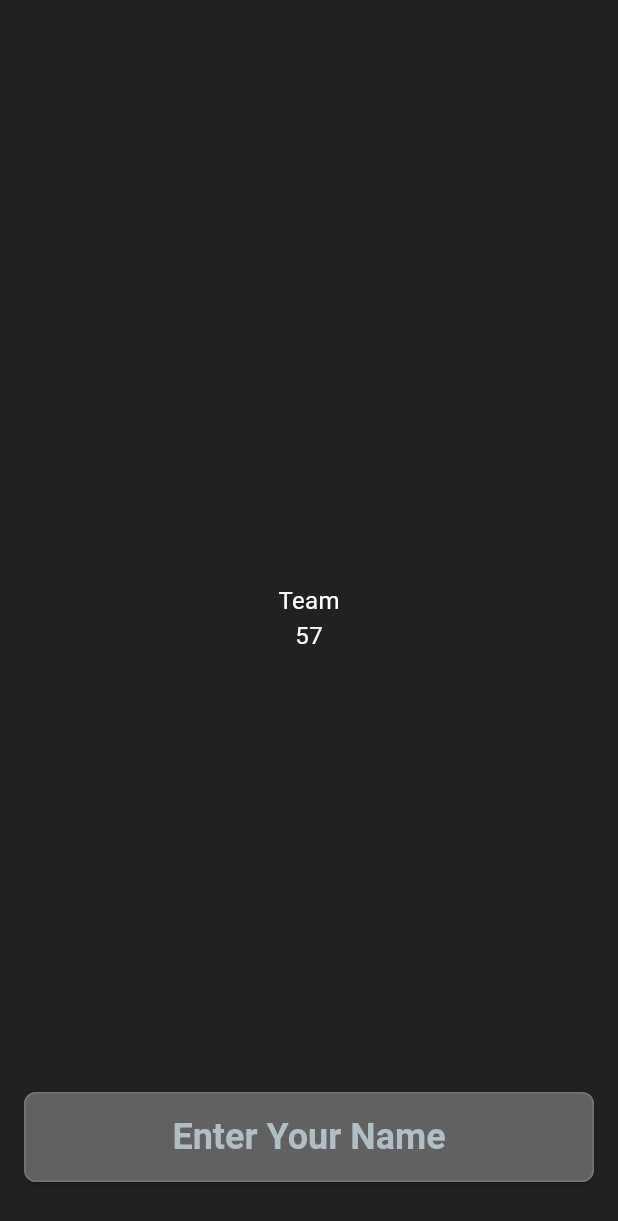
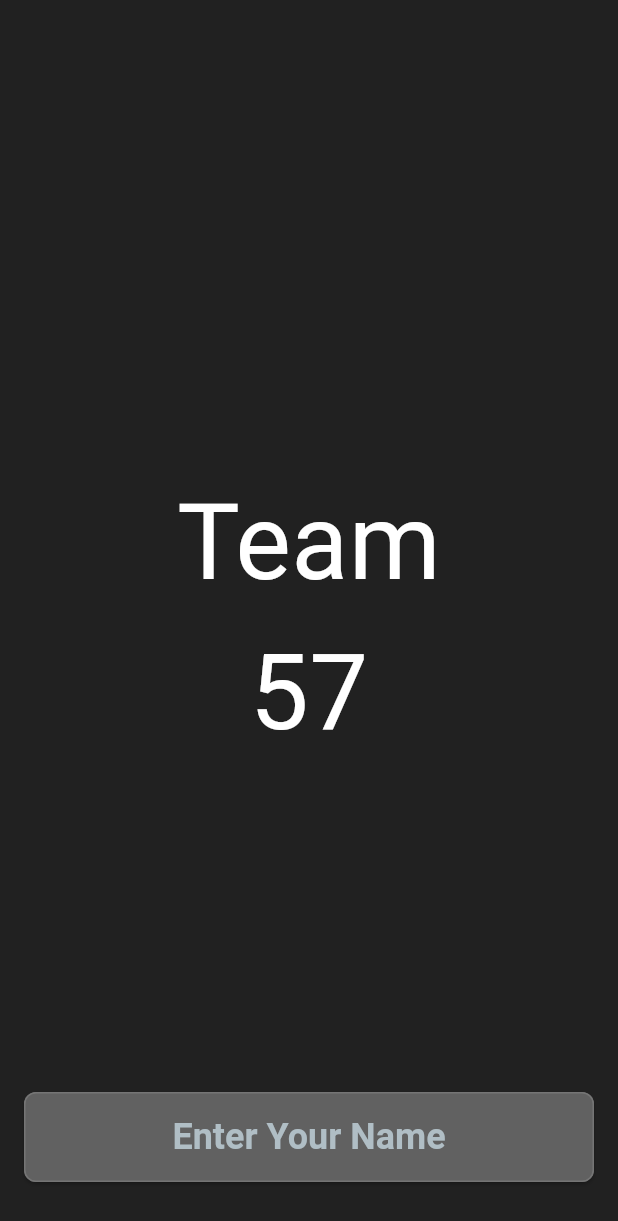
Before and after one commit to AMAbdulrahim/laser_car_battle, a Flutter app: the screen it shows after launch, on a phone screen of 412 x 824 dp. Shown: the top 1221 px of the screen. Run offline on Flutter 3.47's test engine with Material 3 defaults, Android fonts, the phone set to English and light mode, and no system bars; our stand-ins replace google_fonts.

Commit message:
constants file added for fonts sizes and theme file modified

```diff
--- a/lib/assets/theme/custom_theme.dart
+++ b/lib/assets/theme/custom_theme.dart
@@ -1,6 +1,7 @@
 import 'package:flutter/material.dart';
 import 'package:laser_car_battle/assets/theme/colors/color.dart';
 import 'package:laser_car_battle/assets/theme/fonts/custom_fonts.dart';
+import 'package:laser_car_battle/utils/constants.dart';
 
 class CustomTheme {
   static final ThemeData darkTheme = ThemeData(
@@ -14,22 +15,22 @@ class CustomTheme {
       elevation: 4,
       titleTextStyle: CustomFonts.primaryFont.copyWith(
         color: CustomColors.textPrimary,
-        fontSize: 24,
+        fontSize: AppSizes.appBarTitle,
       ),
     ),
 
     textTheme: TextTheme(
       bodyLarge: CustomFonts.primaryFont.copyWith(
         color: CustomColors.textPrimary,
-        fontSize: 18,
+        fontSize: AppSizes.fontLarge,
       ),
       bodyMedium: CustomFonts.primaryFont.copyWith(
         color: CustomColors.textPrimary,
-        fontSize: 16,
+        fontSize: AppSizes.fontMedium,
       ),
       labelLarge: CustomFonts.primaryFont.copyWith(
         color: CustomColors.buttonText,
-        fontSize: 16,
+        fontSize: AppSizes.fontSmall,
       ),
     ),
 
--- a/lib/utils/constants.dart
+++ b/lib/utils/constants.dart
@@ -0,0 +1,21 @@
+class AppSizes {
+  // Font sizes
+  static const double fontSmall = 12.0;
+  static const double fontMedium = 16.0;
+  static const double fontLarge = 20.0;
+  static const double fontTitle = 70.0;
+  static const double appBarTitle = 24.0;
+
+
+  // Border sizes
+  static const double borderSmall = 1.0;
+  static const double borderMedium = 2.0;
+  static const double borderLarge = 3.0;
+
+  // Padding sizes
+  static const double paddingSmall = 8.0;
+  static const double paddingMedium = 16.0;
+  static const double paddingLarge = 24.0;
+
+
+}
```
